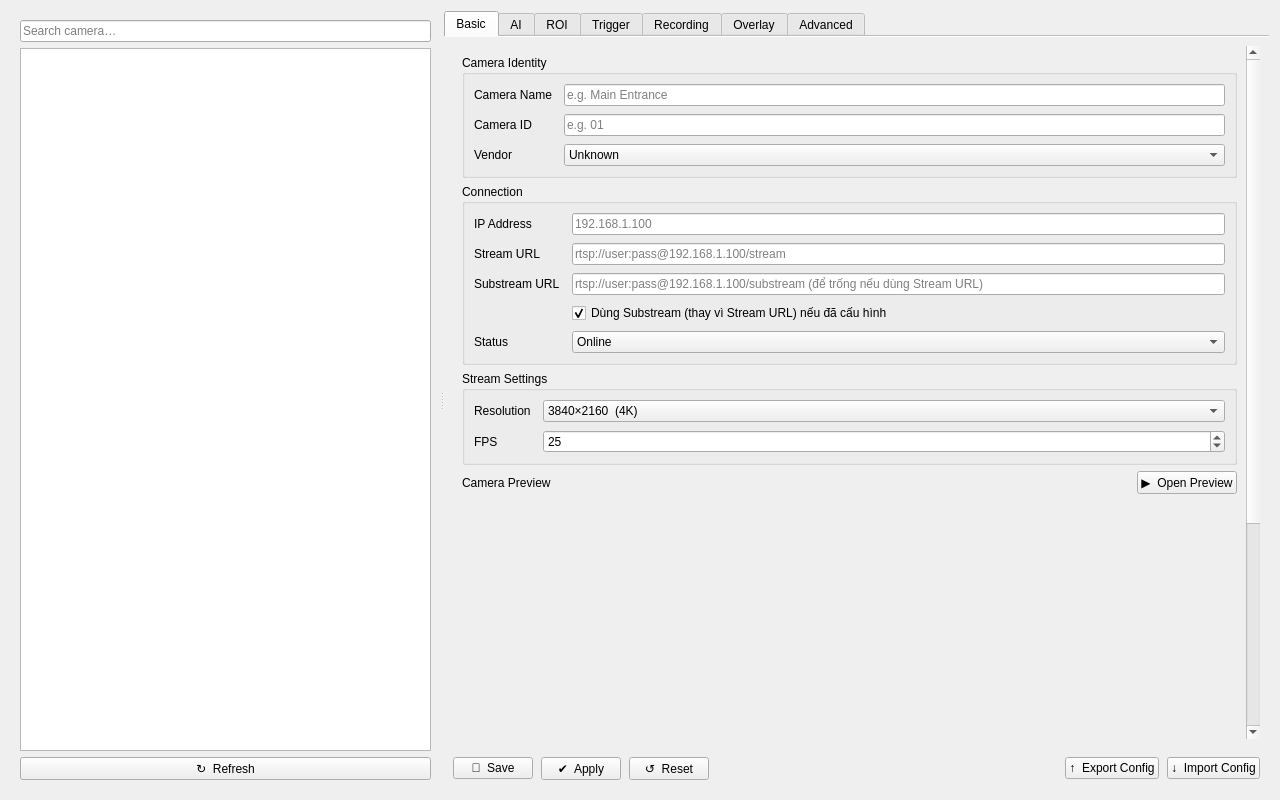
Old version of the form ui/camera_config_page.ui in the repository ADPL-190400/APP_CAMERA_FULL_OPTIONS.
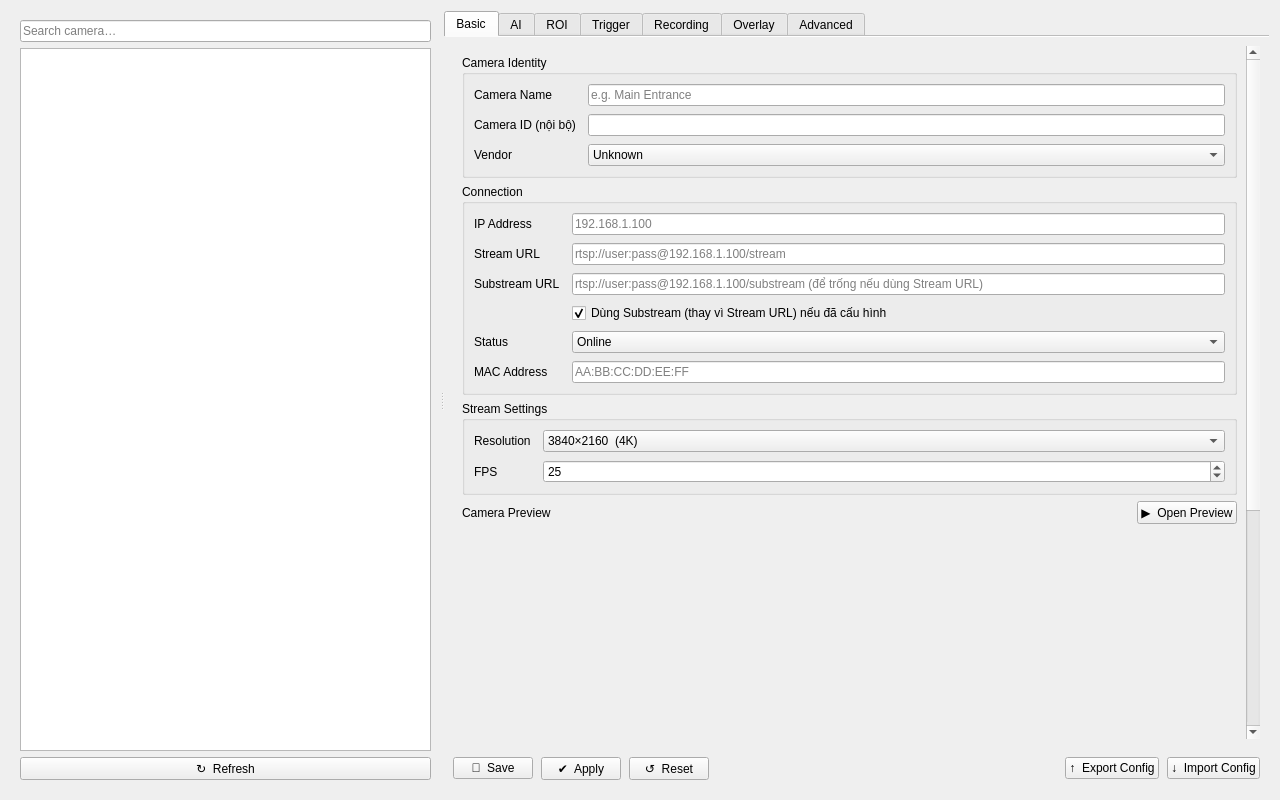
New version of the form.

Commit message: update mac address - web api

Patch:
```diff
--- a/ui/camera_config_page.ui
+++ b/ui/camera_config_page.ui
@@ -151,14 +151,17 @@
                   <item row="1" column="0">
                    <widget class="QLabel" name="lbl_camera_id">
                     <property name="text">
-                     <string>Camera ID</string>
+                     <string>Camera ID (nội bộ)</string>
                     </property>
                    </widget>
                   </item>
                   <item row="1" column="1">
                    <widget class="QLineEdit" name="edit_camera_id">
-                    <property name="placeholderText">
-                     <string>e.g. 01</string>
+                    <property name="readOnly">
+                     <bool>true</bool>
+                    </property>
+                    <property name="toolTip">
+                     <string>ID nội bộ app tự sinh, dùng làm khoá tra cứu camera trong DeviceManager - không sửa được, và KHÔNG phải camera_id gửi lên web server (xem field "MAC Address" bên dưới cho việc đó).</string>
                     </property>
                    </widget>
                   </item>
@@ -308,6 +311,23 @@
                     </item>
                    </widget>
                   </item>
+                  <item row="5" column="0">
+                   <widget class="QLabel" name="lbl_mac_address">
+                    <property name="text">
+                     <string>MAC Address</string>
+                    </property>
+                   </widget>
+                  </item>
+                  <item row="5" column="1">
+                   <widget class="QLineEdit" name="edit_mac_address">
+                    <property name="placeholderText">
+                     <string>AA:BB:CC:DD:EE:FF</string>
+                    </property>
+                    <property name="toolTip">
+                     <string>Đây mới là camera_id thật sự gửi lên web server (khớp với camera đã đăng ký sẵn bên đó theo MAC, KHÁC "Camera ID" nội bộ ở trên) - tự điền khi quét ARP (camera IP), hoặc nhập tay nếu không quét được/camera USB. Để trống = không gửi sự kiện/chấm công của camera này lên web.</string>
+                    </property>
+                   </widget>
+                  </item>
                  </layout>
                 </widget>
                </item>
```
The commit also changes 30 other files.
